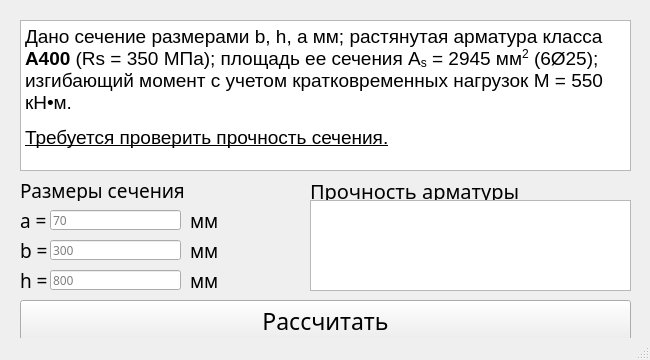
The window that design.ui (xhable1337/armature-ui-var3) describes before a commit, drawn with Qt 5.
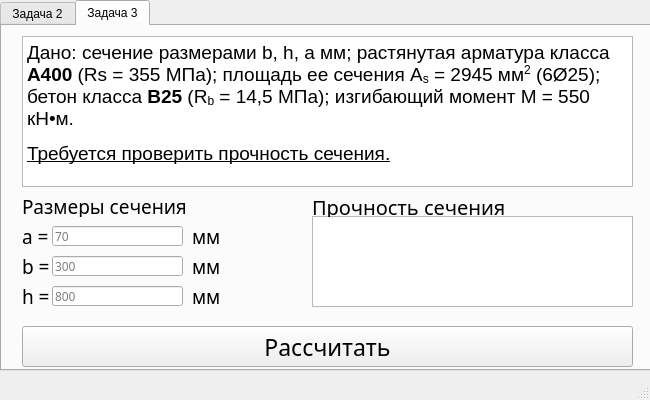
The same window after the commit. The open tabs and pages were chosen to show the change.

What changed in the file:
```diff
--- a/design.ui
+++ b/design.ui
@@ -10,7 +10,7 @@
     <x>0</x>
     <y>0</y>
     <width>650</width>
-    <height>360</height>
+    <height>400</height>
    </rect>
   </property>
   <property name="sizePolicy">
@@ -22,13 +22,13 @@
   <property name="minimumSize">
    <size>
     <width>650</width>
-    <height>360</height>
+    <height>400</height>
    </size>
   </property>
   <property name="maximumSize">
    <size>
     <width>650</width>
-    <height>360</height>
+    <height>400</height>
    </size>
   </property>
   <property name="font">
@@ -58,11 +58,143 @@
    <set>Qt::ImhNone</set>
   </property>
   <widget class="QWidget" name="centralwidget">
+   <widget class="QTabWidget" name="tabWidget">
+    <property name="geometry">
+     <rect>
+      <x>0</x>
+      <y>0</y>
+      <width>651</width>
+      <height>371</height>
+     </rect>
+    </property>
+    <property name="currentIndex">
+     <number>0</number>
+    </property>
+    <widget class="QWidget" name="tab_1">
+     <attribute name="title">
+      <string>Задача 2</string>
+     </attribute>
+     <widget class="QTextBrowser" name="answer_text">
+      <property name="geometry">
+       <rect>
+        <x>310</x>
+        <y>190</y>
+        <width>321</width>
+        <height>91</height>
+       </rect>
+      </property>
+      <property name="html">
+       <string>&lt;!DOCTYPE HTML PUBLIC &quot;-//W3C//DTD HTML 4.0//EN&quot; &quot;http://www.w3.org/TR/REC-html40/strict.dtd&quot;&gt;
+&lt;html&gt;&lt;head&gt;&lt;meta name=&quot;qrichtext&quot; content=&quot;1&quot; /&gt;&lt;style type=&quot;text/css&quot;&gt;
+p, li { white-space: pre-wrap; }
+&lt;/style&gt;&lt;/head&gt;&lt;body style=&quot; font-family:'MS Shell Dlg 2'; font-size:8.25pt; font-weight:400; font-style:normal;&quot;&gt;
+&lt;p style=&quot;-qt-paragraph-type:empty; margin-top:0px; margin-bottom:0px; margin-left:0px; margin-right:0px; -qt-block-indent:0; text-indent:0px; font-size:8pt;&quot;&gt;&lt;br /&gt;&lt;/p&gt;&lt;/body&gt;&lt;/html&gt;</string>
+      </property>
+     </widget>
+     <widget class="QLineEdit" name="h_field">
+      <property name="geometry">
+       <rect>
+        <x>50</x>
+        <y>260</y>
+        <width>131</width>
+        <height>20</height>
+       </rect>
+      </property>
+      <property name="font">
+       <font>
+        <family>Circe</family>
+       </font>
+      </property>
+      <property name="text">
+       <string/>
+      </property>
+      <property name="placeholderText">
+       <string>40</string>
+      </property>
+     </widget>
+     <widget class="QPushButton" name="pushButton">
+      <property name="geometry">
+       <rect>
+        <x>20</x>
+        <y>300</y>
+        <width>611</width>
+        <height>41</height>
+       </rect>
+      </property>
+      <property name="font">
+       <font>
+        <family>Circe Bold</family>
+        <pointsize>17</pointsize>
+        <stylestrategy>PreferDefault</stylestrategy>
+       </font>
+      </property>
+      <property name="text">
+       <string>Рассчитать</string>
+      </property>
+     </widget>
+     <widget class="QTextBrowser" name="task_text">
+      <property name="geometry">
+       <rect>
+        <x>20</x>
+        <y>10</y>
+        <width>611</width>
+        <height>151</height>
+       </rect>
+      </property>
+      <property name="html">
+       <string>&lt;!DOCTYPE HTML PUBLIC &quot;-//W3C//DTD HTML 4.0//EN&quot; &quot;http://www.w3.org/TR/REC-html40/strict.dtd&quot;&gt;
+&lt;html&gt;&lt;head&gt;&lt;meta name=&quot;qrichtext&quot; content=&quot;1&quot; /&gt;&lt;style type=&quot;text/css&quot;&gt;
+p, li { white-space: pre-wrap; }
+&lt;/style&gt;&lt;/head&gt;&lt;body style=&quot; font-family:'MS Shell Dlg 2'; font-size:8.25pt; font-weight:400; font-style:normal;&quot;&gt;
+&lt;p style=&quot; margin-top:12px; margin-bottom:12px; margin-left:0px; margin-right:0px; -qt-block-indent:0; text-indent:0px;&quot;&gt;&lt;span style=&quot; font-family:'Circe'; font-size:14pt;&quot;&gt;Дано: сечение размером b, h, a мм; изгибающий момент с учетом кратковременных нагрузок M = 200 кН•м; бетон класса &lt;/span&gt;&lt;span style=&quot; font-family:'Circe'; font-size:14pt; font-weight:600;&quot;&gt;B15&lt;/span&gt;&lt;span style=&quot; font-family:'Circe'; font-size:14pt;&quot;&gt; (R&lt;/span&gt;&lt;span style=&quot; font-family:'Circe'; font-size:14pt; vertical-align:sub;&quot;&gt;b&lt;/span&gt;&lt;span style=&quot; font-family:'Circe'; font-size:14pt;&quot;&gt; = 8,5 МПа); арматура класса &lt;/span&gt;&lt;span style=&quot; font-family:'Circe'; font-size:14pt; font-weight:600;&quot;&gt;A300&lt;/span&gt;&lt;span style=&quot; font-family:'Circe'; font-size:14pt;&quot;&gt; (R&lt;/span&gt;&lt;span style=&quot; font-family:'Circe'; font-size:14pt; vertical-align:sub;&quot;&gt;s&lt;/span&gt;&lt;span style=&quot; font-family:'Circe'; font-size:14pt;&quot;&gt; = 270 МПа). &lt;/span&gt;&lt;/p&gt;
+&lt;p style=&quot; margin-top:12px; margin-bottom:12px; margin-left:0px; margin-right:0px; -qt-block-indent:0; text-indent:0px;&quot;&gt;&lt;span style=&quot; font-family:'Circe'; font-size:14pt; text-decoration: underline;&quot;&gt;Требуется определить площадь сечения продольной арматуры.&lt;/span&gt;&lt;/p&gt;&lt;/body&gt;&lt;/html&gt;</string>
+      </property>
+     </widget>
+     <widget class="QLabel" name="label_8">
+      <property name="geometry">
+       <rect>
+        <x>310</x>
+        <y>170</y>
+        <width>331</width>
+        <height>21</height>
+       </rect>
+      </property>
+      <property name="font">
+       <font>
+        <family>Circe ExtraBold</family>
+        <pointsize>15</pointsize>
+        <stylestrategy>PreferDefault</stylestrategy>
+       </font>
+      </property>
+      <property name="text">
+       <string>Площадь сечения продол. арматуры</string>
+      </property>
+     </widget>
+     <widget class="QLabel" name="label_7">
+      <property name="geometry">
+       <rect>
+        <x>20</x>
+        <y>260</y>
+        <width>31</width>
+        <height>21</height>
+       </rect>
+      </property>
+      <property name="font">
+       <font>
+        <family>Circe Bold</family>
+        <pointsize>14</pointsize>
+        <stylestrategy>PreferDefault</stylestrategy>
+       </font>
+      </property>
+      <property name="text">
+       <string>h = </string>
+      </property>
+     </widget>
    <widget class="QLineEdit" name="a_field">
     <property name="geometry">
      <rect>
       <x>50</x>
-      <y>210</y>
+        <y>200</y>
       <width>131</width>
       <height>20</height>
      </rect>
@@ -79,34 +211,14 @@
      <enum>QLineEdit::Normal</enum>
     </property>
     <property name="placeholderText">
-     <string>70</string>
-    </property>
-   </widget>
-   <widget class="QLabel" name="label">
-    <property name="geometry">
-     <rect>
-      <x>20</x>
-      <y>180</y>
-      <width>301</width>
-      <height>21</height>
-     </rect>
-    </property>
-    <property name="font">
-     <font>
-      <family>Circe ExtraBold</family>
-      <pointsize>14</pointsize>
-      <stylestrategy>PreferDefault</stylestrategy>
-     </font>
-    </property>
-    <property name="text">
-     <string>Размеры сечения</string>
+       <string>300</string>
     </property>
    </widget>
    <widget class="QLabel" name="label_2">
     <property name="geometry">
      <rect>
       <x>20</x>
-      <y>210</y>
+        <y>200</y>
       <width>31</width>
       <height>21</height>
      </rect>
@@ -122,12 +234,12 @@
      <string>a = </string>
     </property>
    </widget>
-   <widget class="QLabel" name="label_3">
+     <widget class="QLabel" name="label">
     <property name="geometry">
      <rect>
-      <x>190</x>
-      <y>210</y>
-      <width>31</width>
+        <x>20</x>
+        <y>170</y>
+        <width>301</width>
       <height>21</height>
      </rect>
     </property>
@@ -139,14 +251,14 @@
      </font>
     </property>
     <property name="text">
-     <string>мм</string>
-    </property>
-   </widget>
-   <widget class="QLabel" name="label_4">
+       <string>Размеры сечения</string>
+      </property>
+     </widget>
+     <widget class="QLabel" name="label_6">
     <property name="geometry">
      <rect>
       <x>190</x>
-      <y>240</y>
+        <y>260</y>
       <width>31</width>
       <height>21</height>
      </rect>
@@ -166,7 +278,7 @@
     <property name="geometry">
      <rect>
       <x>20</x>
-      <y>240</y>
+        <y>230</y>
       <width>31</width>
       <height>21</height>
      </rect>
@@ -186,7 +298,7 @@
     <property name="geometry">
      <rect>
       <x>50</x>
-      <y>240</y>
+        <y>230</y>
       <width>131</width>
       <height>20</height>
      </rect>
@@ -200,14 +312,76 @@
      <string/>
     </property>
     <property name="placeholderText">
-     <string>300</string>
-    </property>
-   </widget>
-   <widget class="QLineEdit" name="h_field">
+       <string>600</string>
+      </property>
+     </widget>
+     <widget class="QLabel" name="label_4">
+      <property name="geometry">
+       <rect>
+        <x>190</x>
+        <y>230</y>
+        <width>31</width>
+        <height>21</height>
+       </rect>
+      </property>
+      <property name="font">
+       <font>
+        <family>Circe Bold</family>
+        <pointsize>14</pointsize>
+        <stylestrategy>PreferDefault</stylestrategy>
+       </font>
+      </property>
+      <property name="text">
+       <string>мм</string>
+      </property>
+     </widget>
+     <widget class="QLabel" name="label_3">
+      <property name="geometry">
+       <rect>
+        <x>190</x>
+        <y>200</y>
+        <width>31</width>
+        <height>21</height>
+       </rect>
+      </property>
+      <property name="font">
+       <font>
+        <family>Circe Bold</family>
+        <pointsize>14</pointsize>
+        <stylestrategy>PreferDefault</stylestrategy>
+       </font>
+      </property>
+      <property name="text">
+       <string>мм</string>
+      </property>
+     </widget>
+    </widget>
+    <widget class="QWidget" name="tab_2">
+     <attribute name="title">
+      <string>Задача 3</string>
+     </attribute>
+     <widget class="QTextBrowser" name="answer_text_2">
+      <property name="geometry">
+       <rect>
+        <x>310</x>
+        <y>190</y>
+        <width>321</width>
+        <height>91</height>
+       </rect>
+      </property>
+      <property name="html">
+       <string>&lt;!DOCTYPE HTML PUBLIC &quot;-//W3C//DTD HTML 4.0//EN&quot; &quot;http://www.w3.org/TR/REC-html40/strict.dtd&quot;&gt;
+&lt;html&gt;&lt;head&gt;&lt;meta name=&quot;qrichtext&quot; content=&quot;1&quot; /&gt;&lt;style type=&quot;text/css&quot;&gt;
+p, li { white-space: pre-wrap; }
+&lt;/style&gt;&lt;/head&gt;&lt;body style=&quot; font-family:'MS Shell Dlg 2'; font-size:8.25pt; font-weight:400; font-style:normal;&quot;&gt;
+&lt;p style=&quot;-qt-paragraph-type:empty; margin-top:0px; margin-bottom:0px; margin-left:0px; margin-right:0px; -qt-block-indent:0; text-indent:0px; font-size:8pt;&quot;&gt;&lt;br /&gt;&lt;/p&gt;&lt;/body&gt;&lt;/html&gt;</string>
+      </property>
+     </widget>
+     <widget class="QLineEdit" name="h_field_2">
     <property name="geometry">
      <rect>
       <x>50</x>
-      <y>270</y>
+        <y>260</y>
       <width>131</width>
       <height>20</height>
      </rect>
@@ -224,51 +398,31 @@
      <string>800</string>
     </property>
    </widget>
-   <widget class="QLabel" name="label_6">
+     <widget class="QPushButton" name="pushButton_2">
     <property name="geometry">
      <rect>
-      <x>190</x>
-      <y>270</y>
-      <width>31</width>
-      <height>21</height>
-     </rect>
-    </property>
-    <property name="font">
-     <font>
-      <family>Circe Bold</family>
-      <pointsize>14</pointsize>
-      <stylestrategy>PreferDefault</stylestrategy>
-     </font>
-    </property>
-    <property name="text">
-     <string>мм</string>
-    </property>
-   </widget>
-   <widget class="QLabel" name="label_7">
-    <property name="geometry">
-     <rect>
       <x>20</x>
-      <y>270</y>
-      <width>31</width>
-      <height>21</height>
+        <y>300</y>
+        <width>611</width>
+        <height>41</height>
      </rect>
     </property>
     <property name="font">
      <font>
       <family>Circe Bold</family>
-      <pointsize>14</pointsize>
+        <pointsize>17</pointsize>
       <stylestrategy>PreferDefault</stylestrategy>
      </font>
     </property>
     <property name="text">
-     <string>h = </string>
-    </property>
-   </widget>
-   <widget class="QTextBrowser" name="task_text">
+       <string>Рассчитать</string>
+      </property>
+     </widget>
+     <widget class="QTextBrowser" name="task_text_2">
     <property name="geometry">
      <rect>
       <x>20</x>
-      <y>20</y>
+        <y>10</y>
       <width>611</width>
       <height>151</height>
      </rect>
@@ -278,15 +432,15 @@
 &lt;html&gt;&lt;head&gt;&lt;meta name=&quot;qrichtext&quot; content=&quot;1&quot; /&gt;&lt;style type=&quot;text/css&quot;&gt;
 p, li { white-space: pre-wrap; }
 &lt;/style&gt;&lt;/head&gt;&lt;body style=&quot; font-family:'MS Shell Dlg 2'; font-size:8.25pt; font-weight:400; font-style:normal;&quot;&gt;
-&lt;p style=&quot; margin-top:12px; margin-bottom:12px; margin-left:0px; margin-right:0px; -qt-block-indent:0; text-indent:0px;&quot;&gt;&lt;span style=&quot; font-family:'Circe'; font-size:14pt;&quot;&gt;Дано сечение размерами b, h, a мм; растянутая арматура класса &lt;/span&gt;&lt;span style=&quot; font-family:'Circe'; font-size:14pt; font-weight:600;&quot;&gt;A400&lt;/span&gt;&lt;span style=&quot; font-family:'Circe'; font-size:14pt;&quot;&gt; (Rs = 350 МПа); площадь ее сечения A&lt;/span&gt;&lt;span style=&quot; font-family:'Circe'; font-size:14pt; vertical-align:sub;&quot;&gt;s&lt;/span&gt;&lt;span style=&quot; font-family:'Circe'; font-size:14pt;&quot;&gt; = 2945 мм&lt;/span&gt;&lt;span style=&quot; font-family:'Circe'; font-size:14pt; vertical-align:super;&quot;&gt;2&lt;/span&gt;&lt;span style=&quot; font-family:'Circe'; font-size:14pt;&quot;&gt; (6Ø25); изгибающий момент с учетом кратковременных нагрузок M = 550 кН•м.&lt;/span&gt;&lt;/p&gt;
+&lt;p style=&quot; margin-top:12px; margin-bottom:12px; margin-left:0px; margin-right:0px; -qt-block-indent:0; text-indent:0px;&quot;&gt;&lt;span style=&quot; font-family:'Circe'; font-size:14pt;&quot;&gt;Дано: сечение размерами b, h, a мм; растянутая арматура класса &lt;/span&gt;&lt;span style=&quot; font-family:'Circe'; font-size:14pt; font-weight:600;&quot;&gt;A400&lt;/span&gt;&lt;span style=&quot; font-family:'Circe'; font-size:14pt;&quot;&gt; (Rs = 355 МПа); площадь ее сечения A&lt;/span&gt;&lt;span style=&quot; font-family:'Circe'; font-size:14pt; vertical-align:sub;&quot;&gt;s&lt;/span&gt;&lt;span style=&quot; font-family:'Circe'; font-size:14pt;&quot;&gt; = 2945 мм&lt;/span&gt;&lt;span style=&quot; font-family:'Circe'; font-size:14pt; vertical-align:super;&quot;&gt;2&lt;/span&gt;&lt;span style=&quot; font-family:'Circe'; font-size:14pt;&quot;&gt; (6Ø25); бетон класса &lt;/span&gt;&lt;span style=&quot; font-family:'Circe'; font-size:14pt; font-weight:600;&quot;&gt;B25&lt;/span&gt;&lt;span style=&quot; font-family:'Circe'; font-size:14pt;&quot;&gt; (R&lt;/span&gt;&lt;span style=&quot; font-family:'Circe'; font-size:14pt; vertical-align:sub;&quot;&gt;b&lt;/span&gt;&lt;span style=&quot; font-family:'Circe'; font-size:14pt;&quot;&gt; = 14,5 МПа); изгибающий момент M = 550 кН•м.&lt;/span&gt;&lt;/p&gt;
 &lt;p style=&quot; margin-top:12px; margin-bottom:12px; margin-left:0px; margin-right:0px; -qt-block-indent:0; text-indent:0px;&quot;&gt;&lt;span style=&quot; font-family:'Circe'; font-size:14pt; text-decoration: underline;&quot;&gt;Требуется проверить прочность сечения.&lt;/span&gt;&lt;/p&gt;&lt;/body&gt;&lt;/html&gt;</string>
     </property>
    </widget>
-   <widget class="QLabel" name="label_8">
+     <widget class="QLabel" name="label_9">
     <property name="geometry">
      <rect>
       <x>310</x>
-      <y>180</y>
+        <y>170</y>
       <width>271</width>
       <height>21</height>
      </rect>
@@ -299,45 +453,195 @@
      </font>
     </property>
     <property name="text">
-     <string>Прочность арматуры</string>
-    </property>
-   </widget>
-   <widget class="QTextBrowser" name="answer_text">
+       <string>Прочность сечения</string>
+      </property>
+     </widget>
+     <widget class="QLabel" name="label_10">
     <property name="geometry">
      <rect>
-      <x>310</x>
+        <x>20</x>
+        <y>260</y>
+        <width>31</width>
+        <height>21</height>
+       </rect>
+      </property>
+      <property name="font">
+       <font>
+        <family>Circe Bold</family>
+        <pointsize>14</pointsize>
+        <stylestrategy>PreferDefault</stylestrategy>
+       </font>
+      </property>
+      <property name="text">
+       <string>h = </string>
+      </property>
+     </widget>
+     <widget class="QLineEdit" name="a_field_2">
+      <property name="geometry">
+       <rect>
+        <x>50</x>
       <y>200</y>
-      <width>321</width>
-      <height>91</height>
-     </rect>
-    </property>
-    <property name="html">
-     <string>&lt;!DOCTYPE HTML PUBLIC &quot;-//W3C//DTD HTML 4.0//EN&quot; &quot;http://www.w3.org/TR/REC-html40/strict.dtd&quot;&gt;
-&lt;html&gt;&lt;head&gt;&lt;meta name=&quot;qrichtext&quot; content=&quot;1&quot; /&gt;&lt;style type=&quot;text/css&quot;&gt;
-p, li { white-space: pre-wrap; }
-&lt;/style&gt;&lt;/head&gt;&lt;body style=&quot; font-family:'MS Shell Dlg 2'; font-size:8.25pt; font-weight:400; font-style:normal;&quot;&gt;
-&lt;p style=&quot;-qt-paragraph-type:empty; margin-top:0px; margin-bottom:0px; margin-left:0px; margin-right:0px; -qt-block-indent:0; text-indent:0px; font-size:8pt;&quot;&gt;&lt;br /&gt;&lt;/p&gt;&lt;/body&gt;&lt;/html&gt;</string>
-    </property>
-   </widget>
-   <widget class="QPushButton" name="pushButton">
+        <width>131</width>
+        <height>20</height>
+       </rect>
+      </property>
+      <property name="font">
+       <font>
+        <family>Circe</family>
+       </font>
+      </property>
+      <property name="text">
+       <string/>
+      </property>
+      <property name="echoMode">
+       <enum>QLineEdit::Normal</enum>
+      </property>
+      <property name="placeholderText">
+       <string>70</string>
+      </property>
+     </widget>
+     <widget class="QLabel" name="label_11">
     <property name="geometry">
      <rect>
       <x>20</x>
-      <y>300</y>
-      <width>611</width>
-      <height>41</height>
+        <y>200</y>
+        <width>31</width>
+        <height>21</height>
      </rect>
     </property>
     <property name="font">
      <font>
       <family>Circe Bold</family>
-      <pointsize>17</pointsize>
+        <pointsize>14</pointsize>
       <stylestrategy>PreferDefault</stylestrategy>
      </font>
     </property>
     <property name="text">
-     <string>Рассчитать</string>
-    </property>
+       <string>a = </string>
+      </property>
+     </widget>
+     <widget class="QLabel" name="label_12">
+      <property name="geometry">
+       <rect>
+        <x>20</x>
+        <y>170</y>
+        <width>301</width>
+        <height>21</height>
+       </rect>
+      </property>
+      <property name="font">
+       <font>
+        <family>Circe ExtraBold</family>
+        <pointsize>14</pointsize>
+        <stylestrategy>PreferDefault</stylestrategy>
+       </font>
+      </property>
+      <property name="text">
+       <string>Размеры сечения</string>
+      </property>
+     </widget>
+     <widget class="QLabel" name="label_13">
+      <property name="geometry">
+       <rect>
+        <x>190</x>
+        <y>260</y>
+        <width>31</width>
+        <height>21</height>
+       </rect>
+      </property>
+      <property name="font">
+       <font>
+        <family>Circe Bold</family>
+        <pointsize>14</pointsize>
+        <stylestrategy>PreferDefault</stylestrategy>
+       </font>
+      </property>
+      <property name="text">
+       <string>мм</string>
+      </property>
+     </widget>
+     <widget class="QLabel" name="label_14">
+      <property name="geometry">
+       <rect>
+        <x>20</x>
+        <y>230</y>
+        <width>31</width>
+        <height>21</height>
+       </rect>
+      </property>
+      <property name="font">
+       <font>
+        <family>Circe Bold</family>
+        <pointsize>14</pointsize>
+        <stylestrategy>PreferDefault</stylestrategy>
+       </font>
+      </property>
+      <property name="text">
+       <string>b = </string>
+      </property>
+     </widget>
+     <widget class="QLineEdit" name="b_field_2">
+      <property name="geometry">
+       <rect>
+        <x>50</x>
+        <y>230</y>
+        <width>131</width>
+        <height>20</height>
+       </rect>
+      </property>
+      <property name="font">
+       <font>
+        <family>Circe</family>
+       </font>
+      </property>
+      <property name="text">
+       <string/>
+      </property>
+      <property name="placeholderText">
+       <string>300</string>
+      </property>
+     </widget>
+     <widget class="QLabel" name="label_15">
+      <property name="geometry">
+       <rect>
+        <x>190</x>
+        <y>230</y>
+        <width>31</width>
+        <height>21</height>
+       </rect>
+      </property>
+      <property name="font">
+       <font>
+        <family>Circe Bold</family>
+        <pointsize>14</pointsize>
+        <stylestrategy>PreferDefault</stylestrategy>
+       </font>
+      </property>
+      <property name="text">
+       <string>мм</string>
+      </property>
+     </widget>
+     <widget class="QLabel" name="label_16">
+      <property name="geometry">
+       <rect>
+        <x>190</x>
+        <y>200</y>
+        <width>31</width>
+        <height>21</height>
+       </rect>
+      </property>
+      <property name="font">
+       <font>
+        <family>Circe Bold</family>
+        <pointsize>14</pointsize>
+        <stylestrategy>PreferDefault</stylestrategy>
+       </font>
+      </property>
+      <property name="text">
+       <string>мм</string>
+      </property>
+     </widget>
+    </widget>
    </widget>
   </widget>
   <widget class="QStatusBar" name="statusbar"/>
```
Left out of the diff: 4 changed lines with no effect on the pictures. Lines whose indentation alone changed are shown as unchanged.
